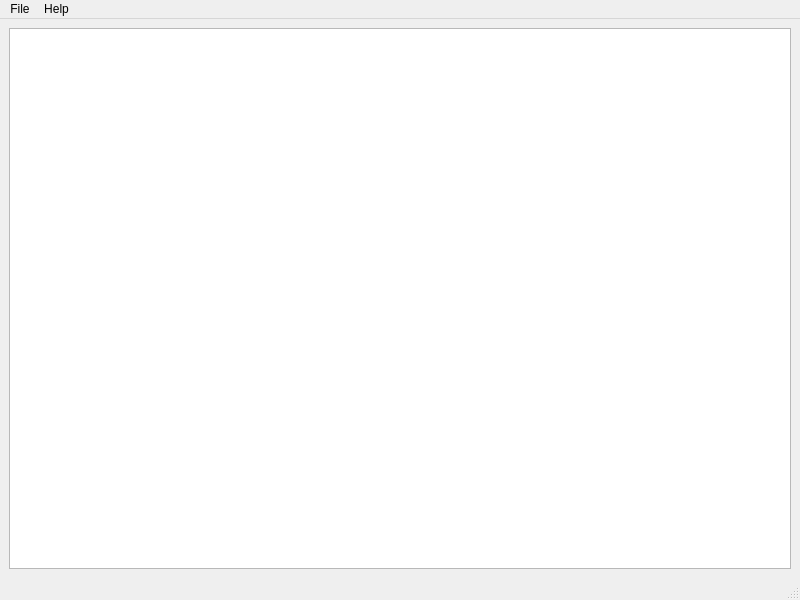
First picture: the form in Lab3/mainwindow.ui, repository MrPipiKado/OOP, before the edit.
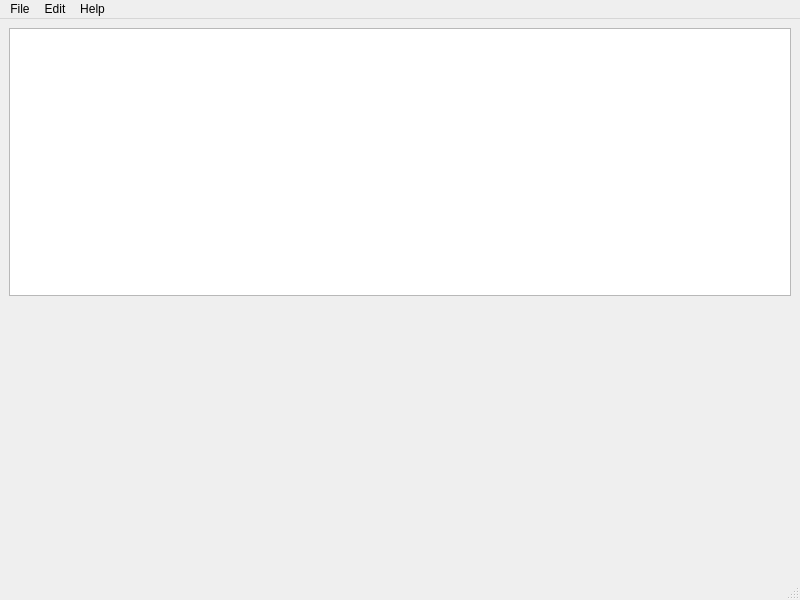
Second picture: the form after the edit. Icons and pictures are not drawn.

What changed in the file:
```diff
--- a/Lab3/mainwindow.ui
+++ b/Lab3/mainwindow.ui
@@ -18,6 +18,19 @@
     <item>
      <widget class="QTextEdit" name="textEdit"/>
     </item>
+    <item>
+     <widget class="QLabel" name="Image">
+      <property name="sizePolicy">
+       <sizepolicy hsizetype="Expanding" vsizetype="Expanding">
+        <horstretch>0</horstretch>
+        <verstretch>0</verstretch>
+       </sizepolicy>
+      </property>
+      <property name="text">
+       <string/>
+      </property>
+     </widget>
+    </item>
    </layout>
   </widget>
   <widget class="QMenuBar" name="menubar">
@@ -45,7 +58,19 @@
     <addaction name="actionHelp"/>
     <addaction name="actionAbout"/>
    </widget>
+   <widget class="QMenu" name="menuEdit">
+    <property name="title">
+     <string>Edit</string>
+    </property>
+    <addaction name="actionCopy"/>
+    <addaction name="actionCut"/>
+    <addaction name="actionPaste"/>
+    <addaction name="separator"/>
+    <addaction name="actionUndo"/>
+    <addaction name="actionRedo"/>
+   </widget>
    <addaction name="menuFile"/>
+   <addaction name="menuEdit"/>
    <addaction name="menuHelp"/>
   </widget>
   <widget class="QStatusBar" name="statusbar"/>
```
Left out of the diff: 82 changed lines with no effect on the pictures.
